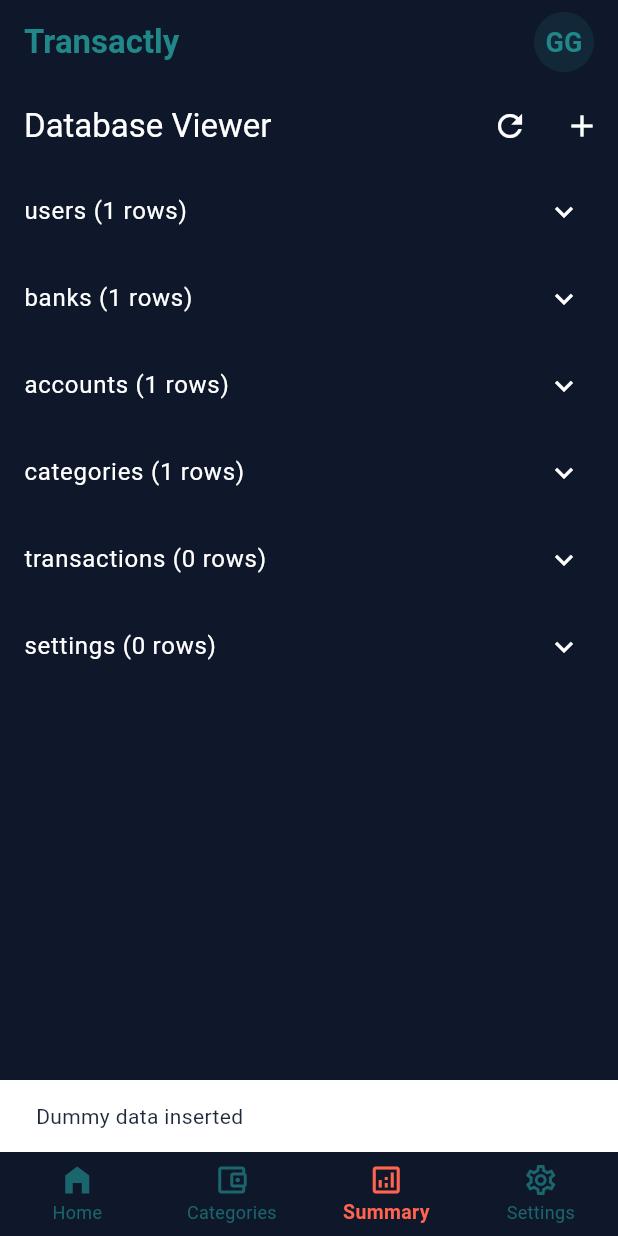
After one commit to Gi1esi/transactly, a Flutter app: the screen it shows after launch, item 3 of the bottom bar chosen, after a tap on the "add" icon, on a phone screen of 412 x 824 dp. The commit adds this screen. Run offline on Flutter 3.47's test engine with Material 3 defaults, Android fonts, the phone set to English and light mode, and no system bars; our stand-ins replace fl_chart, hive, hive_flutter, sqflite; missing offline and left inert: telephony; accounts and stored records are empty; Roboto replaces fonts that are missing (Poppins).

Commit message:
added dao and model files for all tables and made transaction data on the homepage live

```diff
--- /dev/null
+++ b/lib/DatabaseViewerPage.dart
@@ -0,0 +1,115 @@
+import 'package:flutter/material.dart';
+import 'database_helper.dart';
+
+class DatabaseViewerPage extends StatefulWidget {
+  @override
+  _DatabaseViewerPageState createState() => _DatabaseViewerPageState();
+}
+
+class _DatabaseViewerPageState extends State<DatabaseViewerPage> {
+  Map<String, List<Map<String, dynamic>>> tableData = {};
+
+  final List<String> tables = [
+    'users',
+    'banks',
+    'accounts',
+    'categories',
+    'transactions',
+    'settings'
+  ];
+
+  @override
+  void initState() {
+    super.initState();
+    loadData();
+  }
+
+  Future<void> loadData() async {
+    Map<String, List<Map<String, dynamic>>> data = {};
+    for (final table in tables) {
+      final rows = await DatabaseHelper.instance.queryAll(table);
+      data[table] = rows;
+    }
+    setState(() {
+      tableData = data;
+    });
+  }
+
+  Future<void> insertDummyData() async {
+    final db = DatabaseHelper.instance;
+
+    // Insert user: Grace Gausi
+    final userId = await db.insert('users', {
+      'first_name': 'Grace',
+      'last_name': 'Gausi',
+    });
+
+    // Insert bank: NBM with sms_address_box 626626
+    final bankId = await db.insert('banks', {
+      'name': 'NBM',
+      'sms_address_box': '626626',
+    });
+
+    // Insert account: account_number 1007135544 linked to userId and bankId
+    await db.insert('accounts', {
+      'account_number': '1007135544',
+      'bank': bankId,
+      'user': userId,
+    });
+
+    // Insert category: Meals, expense, icon_key and color_hex arbitrary
+    await db.insert('categories', {
+      'name': 'Meals',
+      'type': 'expense',
+      'icon_key': 'food_icon',
+      'color_hex': '#FF6347',
+    });
+  }
+
+  @override
+  Widget build(BuildContext context) {
+    return Scaffold(
+      appBar: AppBar(
+        title: Text('Database Viewer'),
+        actions: [
+          IconButton(
+            icon: Icon(Icons.refresh),
+            onPressed: () => loadData(),
+            tooltip: 'Refresh Data',
+          ),
+          IconButton(
+            icon: Icon(Icons.add),
+            tooltip: 'Insert Dummy Data',
+            onPressed: () async {
+              await insertDummyData();
+              await loadData();
+              ScaffoldMessenger.of(context).showSnackBar(
+                SnackBar(content: Text('Dummy data inserted')),
+              );
+            },
+          ),
+
+        ],
+      ),
+      body: tableData.isEmpty
+          ? Center(child: CircularProgressIndicator())
+          : ListView(
+              children: tables.map((table) {
+                final rows = tableData[table] ?? [];
+                return ExpansionTile(
+                  title: Text('$table (${rows.length} rows)'),
+                  children: rows.isEmpty
+                      ? [ListTile(title: Text('No data'))]
+                      : rows.map((row) {
+                          return ListTile(
+                            title: Text(row.entries
+                                .map((e) => '${e.key}: ${e.value}')
+                                .join(', ')),
+                          );
+                        }).toList(),
+                );
+              }).toList(),
+            ),
+    );
+  }
+}
--- /dev/null
+++ b/lib/account_dao.dart
@@ -0,0 +1,33 @@
+
+import 'database_helper.dart';
+import 'account_model.dart';
+
+class AccountDao {
+  final dbHelper = DatabaseHelper.instance;
+
+  Future<int> insertAccount(Account account) async {
+    final db = await dbHelper.database;
+    return await db.insert('accounts', account.toMap());
+  }
+
+  Future<List<Account>> getAllAccounts() async {
+    final db = await dbHelper.database;
+    final maps = await db.query('accounts');
+    return maps.map((map) => Account.fromMap(map)).toList();
+  }
+
+  Future<int> updateAccount(Account account) async {
+    final db = await dbHelper.database;
+    return await db.update(
+      'accounts',
+      account.toMap(),
+      where: 'account_id = ?',
+      whereArgs: [account.accountId],
+    );
+  }
+
+  Future<int> deleteAccount(int accountId) async {
+    final db = await dbHelper.database;
+    return await db.delete('accounts', where: 'account_id = ?', whereArgs: [accountId]);
+  }
+}
--- /dev/null
+++ b/lib/bank_dao.dart
@@ -0,0 +1,33 @@
+
+import 'database_helper.dart';
+import 'bank_model.dart';
+
+class BankDao {
+  final dbHelper = DatabaseHelper.instance;
+
+  Future<int> insertBank(Bank bank) async {
+    final db = await dbHelper.database;
+    return await db.insert('banks', bank.toMap());
+  }
+
+  Future<List<Bank>> getAllBanks() async {
+    final db = await dbHelper.database;
+    final maps = await db.query('banks');
+    return maps.map((map) => Bank.fromMap(map)).toList();
+  }
+
+  Future<int> updateBank(Bank bank) async {
+    final db = await dbHelper.database;
+    return await db.update(
+      'banks',
+      bank.toMap(),
+      where: 'bank_id = ?',
+      whereArgs: [bank.bankId],
+    );
+  }
+
+  Future<int> deleteBank(int bankId) async {
+    final db = await dbHelper.database;
+    return await db.delete('banks', where: 'bank_id = ?', whereArgs: [bankId]);
+  }
+}
--- /dev/null
+++ b/lib/bank_model.dart
@@ -0,0 +1,24 @@
+
+class Bank {
+  int? bankId;
+  String name;
+  String smsAddressBox;
+
+  Bank({this.bankId, required this.name, required this.smsAddressBox});
+
+  Map<String, dynamic> toMap() {
+    return {
+      'bank_id': bankId,
+      'name': name,
+      'sms_address_box': smsAddressBox,
+    };
+  }
+
+  factory Bank.fromMap(Map<String, dynamic> map) {
+    return Bank(
+      bankId: map['bank_id'],
+      name: map['name'],
+      smsAddressBox: map['sms_address_box'],
+    );
+  }
+}
--- /dev/null
+++ b/lib/category_dao.dart
@@ -0,0 +1,33 @@
+
+import 'database_helper.dart';
+import 'category_model.dart';
+
+class CategoryDao {
+  final dbHelper = DatabaseHelper.instance;
+
+  Future<int> insertCategory(Category category) async {
+    final db = await dbHelper.database;
+    return await db.insert('categories', category.toMap());
+  }
+
+  Future<List<Category>> getAllCategories() async {
+    final db = await dbHelper.database;
+    final maps = await db.query('categories');
+    return maps.map((map) => Category.fromMap(map)).toList();
+  }
+
+  Future<int> updateCategory(Category category) async {
+    final db = await dbHelper.database;
+    return await db.update(
+      'categories',
+      category.toMap(),
+      where: 'category_id = ?',
+      whereArgs: [category.categoryId],
+    );
+  }
+
+  Future<int> deleteCategory(int categoryId) async {
+    final db = await dbHelper.database;
+    return await db.delete('categories', where: 'category_id = ?', whereArgs: [categoryId]);
+  }
+}
--- a/lib/database_helper.dart
+++ b/lib/database_helper.dart
@@ -21,6 +21,9 @@
       path,
       version: 1,
       onCreate: _onCreate,
+      onConfigure: (db) async {
+      await db.execute('PRAGMA foreign_keys = ON');
+    },
     );
   }
 
@@ -66,7 +69,7 @@
       CREATE TABLE transactions (
         transaction_id INTEGER PRIMARY KEY AUTOINCREMENT,
         trans_id TEXT NOT NULL,
-        description TEXT NOT NULL,
+        description TEXT,
         amount REAL NOT NULL,
         date TEXT NOT NULL,
         effect TEXT CHECK(effect IN ('cr', 'dr')) NOT NULL,
--- a/lib/home.dart
+++ b/lib/home.dart
@@ -3,6 +3,7 @@
 import 'all_transactions.dart';
 import 'categories_page.dart';
 import 'read_sms.dart';
+import 'DatabaseViewerPage.dart';
 
 class HomePage extends StatefulWidget {
   const HomePage({super.key});
@@ -23,7 +24,8 @@
       userName: 'Grace',
     ),
     CategoryAnalysisPage(),
-    SummaryPage(),
+    // SummaryPage(),
+    DatabaseViewerPage(),
     SmsReaderPage(),
   ];
 
--- a/lib/home_page.dart
+++ b/lib/home_page.dart
@@ -1,5 +1,8 @@
 import 'package:flutter/material.dart';
 import 'utils.dart';
+import 'transaction_dao.dart';
+import 'transaction_model.dart';
+
 
 class HomePageWidget extends StatefulWidget {
   const HomePageWidget({super.key, required this.accountNumber, required this.userName});
@@ -14,6 +17,10 @@
 class _HomePageWidgetState extends State<HomePageWidget> with SingleTickerProviderStateMixin {
   int selectedFilterIndex = 0;
   final filters = ['1D', '1W', '1M', '6M', 'ALL'];
+  double totalIncome = 0.0;
+  double totalExpense = 0.0;
+  List<Transaction> recentTransactions = [];
+
 
   late final AnimationController _controller;
   late final Animation<double> _fadeInAnimation;
@@ -24,6 +31,36 @@
     _controller = AnimationController(vsync: this, duration: const Duration(milliseconds: 700));
     _fadeInAnimation = CurvedAnimation(parent: _controller, curve: Curves.easeIn);
     _controller.forward();
+    _loadDashboardData();
+  }
+
+   Future<void> _loadDashboardData() async {
+    final dao = TransactionDao();
+
+    // determine date range based on selectedIndex
+    final now = DateTime.now();
+    DateTime? startDate;
+    if (selectedFilterIndex == 0) startDate = now.subtract(Duration(days: 1));
+    if (selectedFilterIndex == 1) startDate = now.subtract(Duration(days: 7));
+    if (selectedFilterIndex == 2) startDate = now.subtract(Duration(days: 30));
+    if (selectedFilterIndex == 3) startDate = now.subtract(Duration(days: 180));
+
+    final income = await dao.getTotalByEffect('cr', startDate: startDate);
+    final expense = await dao.getTotalByEffect('dr', startDate: startDate);
+    final txns = await dao.getRecentTransactions(limit: 10);
+
+    setState(() {
+      totalIncome = income;
+      totalExpense = expense;
+      recentTransactions = txns;
+    });
+  }
+
+  void onFilterSelected(int index) {
+    setState(() {
+      selectedFilterIndex = index;
+    });
+    _loadDashboardData(); // reload when filter changes
   }
 
   @override
@@ -32,12 +69,7 @@
     super.dispose();
   }
 
-  void onFilterSelected(int index) {
-    setState(() {
-      selectedFilterIndex = index;
-    });
-    // Add filter logic here
-  }
+
 
   @override
   Widget build(BuildContext context) {
@@ -84,7 +116,7 @@
                   children: [
                     Expanded(
                       child: SummaryCardModern(
-                        label: 'MWK 120,000',
+                        label: 'MWK ${totalIncome.toStringAsFixed(2)}',
                         color: primary.withOpacity(0.85),
                         icon: Icons.arrow_downward,
                         outlined: false,
@@ -93,7 +125,7 @@
                     const SizedBox(width: 16),
                     Expanded(
                       child: SummaryCardModern(
-                        label: 'MWK 85,000',
+                        label: 'MWK ${totalExpense.toStringAsFixed(2)}',
                         color: primary,
                         icon: Icons.arrow_upward,
                         outlined: true,
@@ -123,26 +155,20 @@
              Padding(
                 padding: const EdgeInsets.symmetric(horizontal: 12),
                 child: Column(
-                children: [
-                  RecentTransactionModern(
-                    isIncome: true,
-                    description: 'Salary',
-                    amount: 'MWK 120,000',
-                    date: '25 Jul 2025',
+                  children: recentTransactions.isEmpty
+                      ? [const Text('No transactions yet', style: TextStyle(color: Colors.white70))]
+                      : recentTransactions.map((txn) {
+                          return RecentTransactionModern(
+                            isIncome: txn.effect == 'cr',
+                            description: txn.description,
+                            amount: 'MWK ${txn.amount.toStringAsFixed(2)}',
+                            date: txn.date,
+                            category: 'Uncategorized',
                             onEditCategory: () {
                               // TODO: Open category picker here
                             },
-                  ),
-                  RecentTransactionModern(
-                    isIncome: false,
-                    description: 'Groceries',
-                    amount: 'MWK 20,000',
-                    date: '24 Jul 2025',
-                    onEditCategory: () {
-                      // TODO: Open category picker here
-                    },
-                  ),
-                ],
+                          );
+                        }).toList(),
                 ),
               )
 
@@ -302,7 +328,7 @@
               style: TextStyle(
                 color: isSelected ? Colors.white : onBackground,
                 fontWeight: FontWeight.w700,
-                fontSize: 15,
+                fontSize: 13,
                 fontFamily: 'Poppins',
               ),
             ),
--- /dev/null
+++ b/lib/reset_database.dart
@@ -0,0 +1,17 @@
+import 'package:path/path.dart';
+import 'package:sqflite/sqflite.dart';
+import 'package:flutter/material.dart';
+
+
+Future<void> deleteDatabaseFile() async {
+  final databasesPath = await getDatabasesPath();
+  final path = join(databasesPath, 'my_database.db'); // replace with your DB name
+
+  print('Deleting database at $path');
+  await deleteDatabase(path);
+  print('Database deleted successfully.');
+}
+
+void main() async {
+  await deleteDatabaseFile();
+}
--- a/lib/transaction_dao.dart
+++ b/lib/transaction_dao.dart
@@ -46,4 +46,38 @@
       whereArgs: [tx.id],
     );
   }
+
+  // NEW: Get total income/expense based on effect (cr or dr)
+  Future<double> getTotalByEffect(String effect, {DateTime? startDate}) async {
+  final db = await dbHelper.database;
+  String where = 'effect = ?';
+  List<Object?> args = [effect];
+
+  if (startDate != null) {
+    where += ' AND date >= ?';
+    args.add(startDate.toIso8601String());
+  }
+
+  final result = await db.query(
+    'transactions',
+    columns: ['SUM(amount) as total'],
+    where: where,
+    whereArgs: args,
+  );
+
+  final value = result.first['total'];
+  return value != null ? (value as num).toDouble() : 0.0;
 }
+
+
+  // NEW: Get recent transactions with a limit
+  Future<List<Transaction>> getRecentTransactions({int limit = 10}) async {
+    final db = await dbHelper.database;
+    final maps = await db.query(
+      'transactions',
+      orderBy: 'date DESC',
+      limit: limit,
+    );
+    return maps.map((m) => Transaction.fromMap(m)).toList();
+  }
+}
--- /dev/null
+++ b/lib/user_dao.dart
@@ -0,0 +1,33 @@
+
+import 'database_helper.dart';
+import 'user_model.dart';
+
+class UserDao {
+  final dbHelper = DatabaseHelper.instance;
+
+  Future<int> insertUser(User user) async {
+    final db = await dbHelper.database;
+    return await db.insert('users', user.toMap());
+  }
+
+  Future<List<User>> getAllUsers() async {
+    final db = await dbHelper.database;
+    final maps = await db.query('users');
+    return maps.map((map) => User.fromMap(map)).toList();
+  }
+
+  Future<int> updateUser(User user) async {
+    final db = await dbHelper.database;
+    return await db.update(
+      'users',
+      user.toMap(),
+      where: 'user_id = ?',
+      whereArgs: [user.userId],
+    );
+  }
+
+  Future<int> deleteUser(int userId) async {
+    final db = await dbHelper.database;
+    return await db.delete('users', where: 'user_id = ?', whereArgs: [userId]);
+  }
+}
```
Also changed, not shown: lib/account_model.dart (added, +27 -0 lines), lib/category_model.dart (added, +36 -0 lines), lib/insert_dummy_data.dart (added, +32 -0 lines), lib/read_sms.dart (+44 -23 lines), lib/user_model.dart (added, +24 -0 lines). Lines whose indentation alone changed are shown as unchanged.
